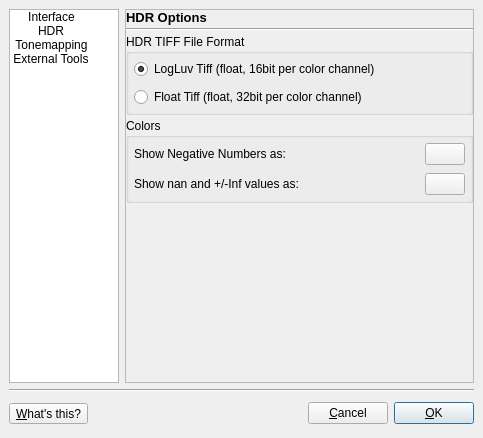
Old version of the form forms/PreferencesDialog.ui in the repository LuminanceHDR/LuminanceHDR.
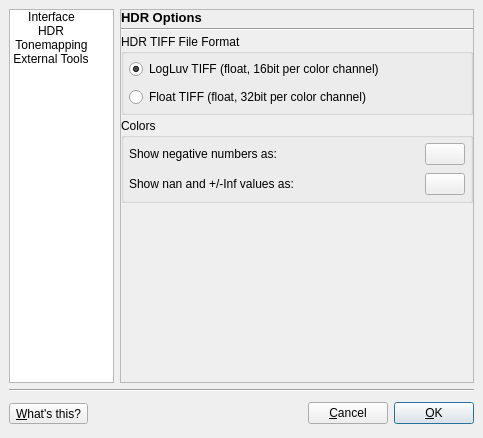
New version of the form. The open tabs and pages were chosen to show the change. Icons and pictures are not drawn.

What changed in the file:
```diff
--- a/forms/PreferencesDialog.ui
+++ b/forms/PreferencesDialog.ui
@@ -41,13 +41,13 @@
        </property>
        <property name="minimumSize" >
         <size>
-         <width>100</width>
+         <width>90</width>
          <height>0</height>
         </size>
        </property>
        <property name="maximumSize" >
         <size>
-         <width>110</width>
+         <width>105</width>
          <height>16777215</height>
         </size>
        </property>
@@ -84,6 +84,9 @@
        <property name="currentRow" >
         <number>-1</number>
        </property>
+       <property name="sortingEnabled" >
+        <bool>false</bool>
+       </property>
        <item>
         <property name="text" >
          <string>Interface</string>
@@ -280,12 +283,15 @@
          </property>
          <item>
           <widget class="QLabel" name="titleHdrTiffLabel" >
+           <property name="font" >
+            <font>
+             <pointsize>10</pointsize>
+             <weight>75</weight>
+             <bold>true</bold>
+            </font>
+           </property>
            <property name="text" >
-            <string>&lt;!DOCTYPE HTML PUBLIC "-//W3C//DTD HTML 4.0//EN" "http://www.w3.org/TR/REC-html40/strict.dtd">
-&lt;html>&lt;head>&lt;meta name="qrichtext" content="1" />&lt;style type="text/css">
-p, li { white-space: pre-wrap; }
-&lt;/style>&lt;/head>&lt;body style=" font-family:'DejaVu Sans'; font-size:9pt; font-weight:400; font-style:normal;">
-&lt;p style=" margin-top:0px; margin-bottom:0px; margin-left:0px; margin-right:0px; -qt-block-indent:0; text-indent:0px; font-family:'Sans Serif';">&lt;span style=" font-size:10pt; font-weight:600;">HDR Options&lt;/span>&lt;/p>&lt;/body>&lt;/html></string>
+            <string>HDR Options</string>
            </property>
           </widget>
          </item>
@@ -317,7 +323,7 @@
                <string>Good quality and smaller file size</string>
               </property>
               <property name="text" >
-               <string>LogLuv Tiff (float, 16bit per color channel)</string>
+               <string>LogLuv TIFF (float, 16bit per color channel)</string>
               </property>
               <property name="checked" >
                <bool>true</bool>
@@ -330,7 +336,7 @@
                <string>Better quality, larger file size, better compatibility with other applications</string>
               </property>
               <property name="text" >
-               <string>Float Tiff (float, 32bit per color channel)</string>
+               <string>Float TIFF (float, 32bit per color channel)</string>
               </property>
              </widget>
             </item>
@@ -360,7 +366,7 @@
               <item>
                <widget class="QLabel" name="negativeColorsLabel" >
                 <property name="text" >
-                 <string>Show Negative Numbers as:</string>
+                 <string>Show negative numbers as:</string>
                 </property>
                </widget>
               </item>
```
Left out of the diff: 34 changed lines with no effect on the pictures.
